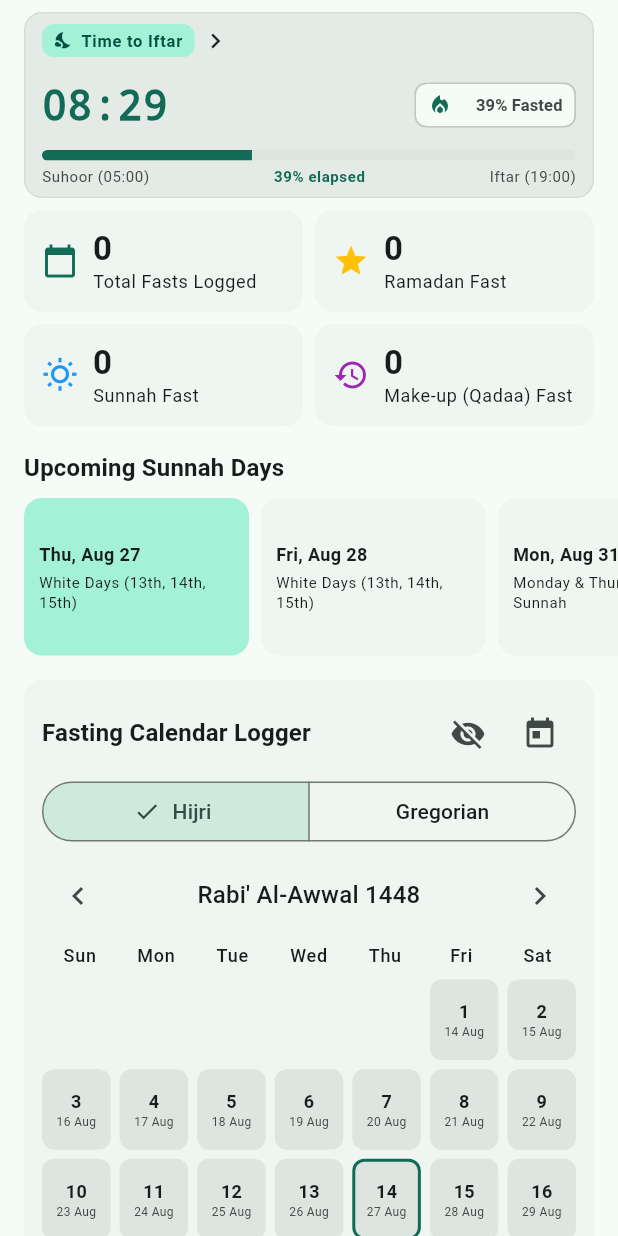
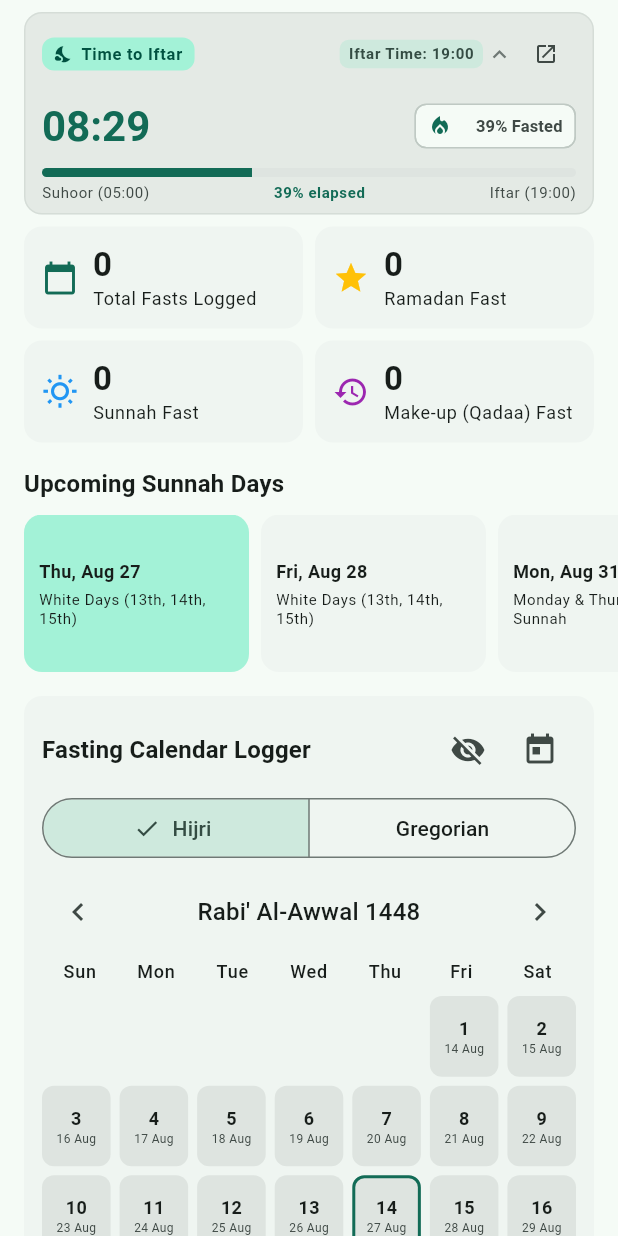
Before and after one commit to lcwaikiki/prayer-assistant, a Flutter app: the FastingScreen screen opened directly, after a tap on "Time to Iftar", on a phone screen of 412 x 824 dp. Run offline on Flutter 3.47's test engine with Material 3 defaults, Android fonts, the phone set to English and light mode, and no system bars; our stand-ins replace flutter_compass, flutter_local_notifications, flutter_riverpod, flutter_timezone, geocoding, geolocator and 8 more; missing offline and left inert: android_alarm_manager_plus; accounts and stored records are empty; network calls fail.

Commit message:
fix(fasting): restore compact collapsed mode in iftar/suhoor countdown card
- Re-enable inline countdown display and progress bar in unexpanded state
- Preserve full-detail layout with target time, hero countdown, and timeline markers when expanded
- Keep action controls right-aligned in both states

```diff
--- a/lib/src/ui/widgets/iftar_suhoor_countdown_card.dart
+++ b/lib/src/ui/widgets/iftar_suhoor_countdown_card.dart
@@ -178,37 +178,101 @@ class _IftarSuhoorCountdownCardState extends State<IftarSuhoorCountdownCard> {
                           ],
                         ),
                       ),
-                      const SizedBox(width: 4),
-                      const Icon(Icons.chevron_right, size: 20),
+                      if (!_isExpanded) ...[
+                        const SizedBox(width: 8),
+                        Text(
+                          timeDisplay,
+                          style: theme.textTheme.titleSmall?.copyWith(
+                            fontWeight: FontWeight.bold,
+                            fontFeatures: const [FontFeature.tabularFigures()],
+                            color: theme.colorScheme.primary,
+                          ),
+                        ),
+                        const Spacer(),
+                      ] else ...[
+                        const Spacer(),
+                        Container(
+                          padding: const EdgeInsets.symmetric(
+                              horizontal: 6, vertical: 2),
+                          decoration: BoxDecoration(
+                            color: theme.colorScheme.secondaryContainer,
+                            borderRadius: BorderRadius.circular(6),
+                          ),
+                          child: Text(
+                            '${context.l10n.iftarTimeLabel}: $aksamStr',
+                            style: theme.textTheme.labelSmall?.copyWith(
+                              fontSize: 10,
+                              fontWeight: FontWeight.bold,
+                              color: theme.colorScheme.onSecondaryContainer,
+                            ),
+                          ),
+                        ),
+                        const SizedBox(width: 2),
+                      ],
+                      Icon(
+                        _isExpanded
+                            ? Icons.keyboard_arrow_up
+                            : Icons.keyboard_arrow_down,
+                        size: 18,
+                        color: theme.colorScheme.outline,
+                      ),
+                      const SizedBox(width: 2),
+                      IconButton(
+                        visualDensity: VisualDensity.compact,
+                        constraints: const BoxConstraints(
+                            minWidth: 28, minHeight: 28),
+                        padding: EdgeInsets.zero,
+                        tooltip: context.l10n.fastingTitle,
+                        icon: const Icon(Icons.open_in_new, size: 16),
+                        onPressed: () {
+                          Navigator.of(context).push(
+                            MaterialPageRoute<void>(
+                              builder: (_) => const FastingScreen(),
+                            ),
+                          );
+                        },
+                      ),
                     ],
                   ),
-                  const SizedBox(height: 12),
+                  if (!_isExpanded) ...[
+                    const SizedBox(height: 6),
+                    ClipRRect(
+                      borderRadius: BorderRadius.circular(4),
+                      child: LinearProgressIndicator(
+                        value: progress,
+                        minHeight: 4,
+                        backgroundColor:
+                            theme.colorScheme.surfaceContainerHighest,
+                      ),
+                    ),
+                  ],
+                  if (_isExpanded) ...[
+                    const SizedBox(height: 8),
                     Row(
                       mainAxisAlignment: MainAxisAlignment.spaceBetween,
                       children: [
-                      Column(
-                        crossAxisAlignment: CrossAxisAlignment.start,
-                        children: [
-                          Text(
+                        Flexible(
+                          child: FittedBox(
+                            fit: BoxFit.scaleDown,
+                            alignment: Alignment.centerLeft,
+                            child: Text(
                               timeDisplay,
-                            style: Theme.of(context)
-                                .textTheme
-                                .headlineMedium
-                                ?.copyWith(
+                              style: theme.textTheme.headlineMedium?.copyWith(
                                 fontWeight: FontWeight.bold,
-                                  fontFamily: 'monospace',
-                                  color: Theme.of(context).colorScheme.primary,
+                                fontFeatures: const [FontFeature.tabularFigures()],
+                                color: theme.colorScheme.primary,
                               ),
                             ),
-                        ],
                           ),
+                        ),
+                        const SizedBox(width: 6),
                         Chip(
                           avatar: Icon(
                             isFastingHours
                                 ? Icons.local_fire_department
                                 : Icons.bedtime,
                             size: 16,
-                          color: Theme.of(context).colorScheme.primary,
+                            color: theme.colorScheme.primary,
                           ),
                           label: Text(
                             isFastingHours
@@ -224,15 +288,14 @@ class _IftarSuhoorCountdownCardState extends State<IftarSuhoorCountdownCard> {
                         ),
                       ],
                     ),
-                  const SizedBox(height: 10),
+                    const SizedBox(height: 8),
                     ClipRRect(
                       borderRadius: BorderRadius.circular(4),
                       child: LinearProgressIndicator(
                         value: progress,
-                      minHeight: 7,
-                      backgroundColor: Theme.of(context)
-                          .colorScheme
-                          .surfaceContainerHighest,
+                        minHeight: 6,
+                        backgroundColor:
+                            theme.colorScheme.surfaceContainerHighest,
                       ),
                     ),
                     const SizedBox(height: 4),
@@ -241,32 +304,29 @@ class _IftarSuhoorCountdownCardState extends State<IftarSuhoorCountdownCard> {
                       children: [
                         Text(
                           'Suhoor ($imsakStr)',
-                        style: Theme.of(context).textTheme.bodySmall?.copyWith(
+                          style: theme.textTheme.bodySmall?.copyWith(
                             fontSize: 10,
-                              color: Theme.of(context)
-                                  .colorScheme
-                                  .onSurfaceVariant,
+                            color: theme.colorScheme.onSurfaceVariant,
                           ),
                         ),
                         Text(
                           '${(progress * 100).toStringAsFixed(0)}% elapsed',
-                        style: Theme.of(context).textTheme.bodySmall?.copyWith(
+                          style: theme.textTheme.bodySmall?.copyWith(
                             fontSize: 10,
                             fontWeight: FontWeight.bold,
-                              color: Theme.of(context).colorScheme.primary,
+                            color: theme.colorScheme.primary,
                           ),
                         ),
                         Text(
                           'Iftar ($aksamStr)',
-                        style: Theme.of(context).textTheme.bodySmall?.copyWith(
+                          style: theme.textTheme.bodySmall?.copyWith(
                             fontSize: 10,
-                              color: Theme.of(context)
-                                  .colorScheme
-                                  .onSurfaceVariant,
+                            color: theme.colorScheme.onSurfaceVariant,
                           ),
                         ),
                       ],
                     ),
+                  ],
 
                 ],
               ),
```
Lines whose indentation alone changed are shown as unchanged.
